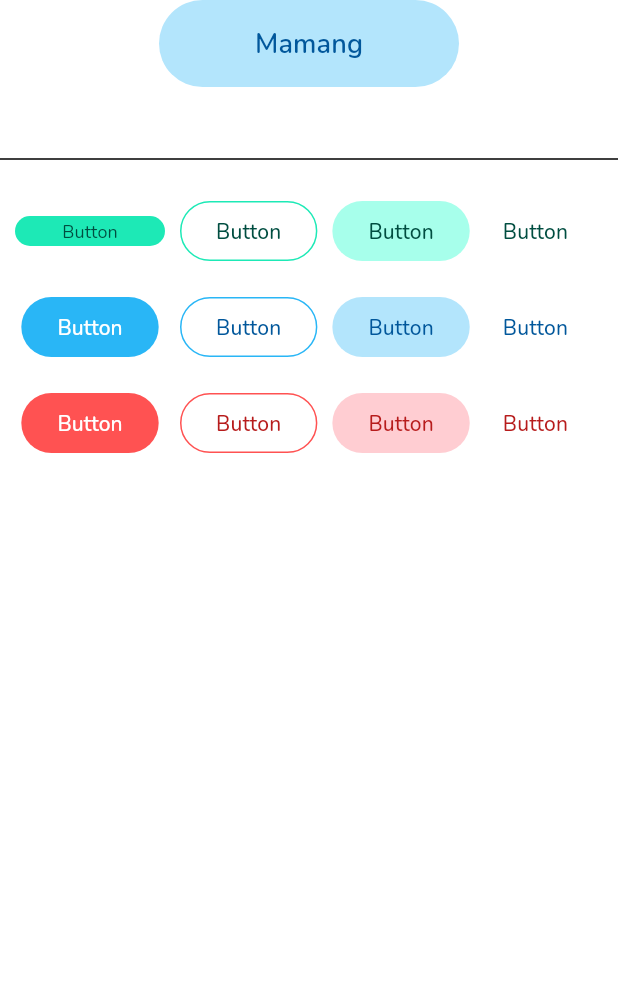
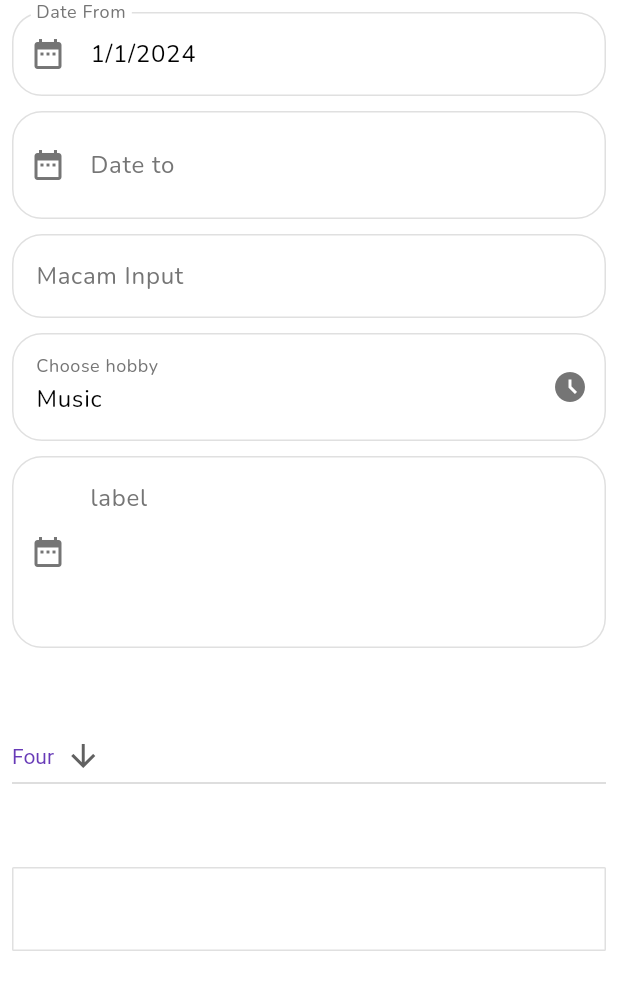
Before and after one commit to ilhammeidi/mamang_app_flutter, a Flutter app: the screen it shows after launch, on a phone screen of 412 x 824 dp. Shown: the top 990 px of the screen. Run offline on Flutter 3.47's test engine with Material 3 defaults, Android fonts, the phone set to English and light mode, and no system bars.

Commit message:
add forms part1

```diff
--- a/lib/main.dart
+++ b/lib/main.dart
@@ -1,5 +1,7 @@
 import 'package:flutter/material.dart';
+import 'package:mamang_app_flutter/pages/sample_bottom_picker.dart';
 import 'package:mamang_app_flutter/pages/sample_button.dart';
+import 'package:mamang_app_flutter/pages/sample_forms.dart';
 import 'package:mamang_app_flutter/pages/sample_shadow.dart';
 import 'package:mamang_app_flutter/ui/theme_palette.dart';
 
@@ -15,20 +17,13 @@ class MainApp extends StatelessWidget {
     return MaterialApp(
       title: "Mamang App",
       debugShowCheckedModeBanner: false,
-      themeMode: ThemeMode.system,
+      themeMode: ThemeMode.light,
       theme: ThemeData(
         fontFamily: 'Nunito',
         primaryColor: ThemePalette.primaryMain,
         primaryColorDark: ThemePalette.primaryDark,
         primaryColorLight: ThemePalette.primaryLight,
         brightness: Brightness.light,
-        elevatedButtonTheme: ElevatedButtonThemeData(
-          style: ElevatedButton.styleFrom(
-            shape: RoundedRectangleBorder(
-              borderRadius: BorderRadius.circular(20)
-            )
-          )
-        ),
         inputDecorationTheme: InputDecorationTheme(
           border: OutlineInputBorder(borderRadius: BorderRadius.circular(20))
         ),
@@ -56,6 +51,10 @@ class MainApp extends StatelessWidget {
         ),
       ),
       darkTheme: ThemeData(
+        fontFamily: 'Nunito',
+        primaryColor: ThemePalette.primaryMain,
+        primaryColorDark: ThemePalette.primaryDark,
+        primaryColorLight: ThemePalette.primaryLight,
         brightness: Brightness.dark,
         colorScheme: ColorScheme.dark(
           primary: ThemePalette.primaryMain,
@@ -81,7 +80,7 @@ class MainApp extends StatelessWidget {
         )
       ),
       home: const Scaffold(
-        body: SampleButton()
+        body: SafeArea(child: SampleForm())
       ),
     );
   }
--- /dev/null
+++ b/lib/models/list_item.dart
@@ -0,0 +1,11 @@
+class ListItem {
+  final String value;
+  final String label;
+  final String? text;
+
+  ListItem({
+    required this.value,
+    required this.label,
+    this.text,
+  });
+}
--- a/lib/pages/sample_button.dart
+++ b/lib/pages/sample_button.dart
@@ -25,6 +25,12 @@ class _SampleButtonState extends State<SampleButton> {
           style: ThemeButton.btnBig.merge(ThemeButton.tonalSecondary),
           child: const Text('Mamang', style: ThemeText.subtitle
         )),
+        const SizedBox(height: 40),
+        FilledButton(
+          onPressed: () {},
+          style: ThemeButton.tertiary.merge(ThemeButton.btnSmall),
+          child: const Text('Button Mamang App', style: ThemeText.caption),
+        ),
         const SizedBox(height: 40),
         const Divider(),
         Row(
--- /dev/null
+++ b/lib/pages/sample_forms.dart
@@ -0,0 +1,192 @@
+import 'package:flutter/material.dart';
+import 'package:mamang_app_flutter/utils/picker.dart';
+import 'package:mamang_app_flutter/models/list_item.dart';
+import 'package:mamang_app_flutter/widgets/input/app_textfield.dart';
+import 'package:mamang_app_flutter/ui/theme_spacing.dart';
+
+final List<String> list = <String>['One', 'Two', 'Three', 'Four'];
+
+class SampleForm extends StatefulWidget {
+  const SampleForm({super.key});
+
+  @override
+  State<SampleForm> createState() => _SampleFormState();
+}
+
+class _SampleFormState extends State<SampleForm> {
+  final TextEditingController _dateFromRef = TextEditingController(text: '1/1/2024');
+  final TextEditingController _dateToRef = TextEditingController();
+
+  String? hobby;
+  final TextEditingController _chooseRef = TextEditingController(text: 'Music');
+
+  List<ListItem> hobbyOptions = [
+    ListItem(
+      value: 'M',
+      label: 'Music',
+      text: 'Music description',
+    ),
+    ListItem(
+      value: 'F',
+      label: 'Film',
+      text: 'Film description',
+    ),
+    ListItem(
+      value: 'O',
+      label: 'Other',
+      text: 'Other description',
+    ),
+  ];
+
+  void openPicker(BuildContext context) {
+    openRadioPicker(
+      context: context,
+      options: hobbyOptions,
+      title: 'Choose Hobby',
+      onSelected: (value) {
+        setState(() => hobby = value);
+        String result = hobbyOptions.firstWhere((e) => e.value == value).label;
+        _chooseRef.text = result;
+      },
+      initialValue: hobby,
+    );
+  }
+
+  Future<void> _selectDate() async {
+    DateTime? picked = await showDatePicker(
+      context: context,
+      initialDate: DateTime.now(),
+      firstDate: DateTime(2021),
+      lastDate: DateTime(2025),
+    );
+
+    if (picked != null) {
+      setState(() {
+        _dateFromRef.text = picked.toString().split(" ")[0];
+      });
+    }
+  }
+
+  Future _selectDate2(TextEditingController targetRef) async {
+    DateTime? picked = await showDatePicker(
+      context: context,
+      initialDate: DateTime.now(),
+      firstDate: DateTime(2021),
+      lastDate: DateTime(2025),
+    );
+
+    if (picked != null) {
+      setState(() {
+        targetRef.text = picked.toString().split(" ")[0];
+      });
+    }
+  }
+
+  String dropdownValue = list.last;
+
+  @override
+  Widget build(BuildContext context) {
+
+    return Padding(
+      padding: const EdgeInsets.all(8.0),
+      child: Expanded(
+        child: ListView(
+          scrollDirection: Axis.vertical,
+          children: [
+            TextField(
+              controller: _dateFromRef,
+              readOnly: true,
+              decoration: const InputDecoration(
+                labelText: 'Date From',
+                prefixIcon: Icon(Icons.date_range)
+              ),
+              onTap: () {
+                _selectDate2(_dateFromRef);
+              },
+            ),
+            const SizedBox(height: 10),
+            AppTextField(
+              controller: _dateToRef,
+              readOnly: true,
+              prefixIcon: Icons.date_range,
+              label: 'Date to',
+              onChanged: (_) {},
+              onTap: () {
+                _selectDate2(_dateToRef);
+              },
+            ),
+            const SizedBox(height: 10),
+            const TextField(
+              decoration: InputDecoration(
+                labelText: 'Macam Input',
+              ),
+              obscureText: true,
+              enableSuggestions: false,
+              autocorrect: false,
+            ),
+            const SizedBox(height: 10),
+            AppTextField(
+              controller: _chooseRef,
+              label: 'Choose hobby',
+              onChanged: (_) {},
+              onTap: () {
+                openPicker(context);
+              },
+              suffixIcon: Icons.access_time_filled_outlined,
+            ),
+            const SizedBox(height: 10),
+            const TextField(
+              decoration: InputDecoration(
+                alignLabelWithHint: true,
+                labelText: 'label',
+                prefixIcon: Icon(Icons.date_range),
+              ),
+              maxLines: 4,
+            ),
+            const VSpaceBig(),
+            SizedBox(
+              height: 50,
+              width: 200,
+              child: DropdownButton<String>(
+                value: dropdownValue,
+                icon: const Icon(Icons.arrow_downward),
+                elevation: 2,
+                style: const TextStyle(color: Colors.deepPurple),
+                onChanged: (value) {
+                  setState(() {
+                    dropdownValue = value!;
+                  });
+                },
+                items: list.map<DropdownMenuItem<String>>((String value) {
+                  return DropdownMenuItem<String>(
+                    value: value,
+                    child: Text(value),
+                  );
+                }).toList(),
+              ),
+            ),
+            const VSpaceBig(),
+            CustomTextField(
+              style: const TextStyle(fontSize: 16.0),
+            ),
+            const VSpaceBig(),
+          ]
+        ),
+      ),
+    );
+  }
+}
+
+class CustomTextField extends TextField {
+  CustomTextField({
+    super.key,
+    super.controller,
+    super.style,
+  }) : super(
+    decoration: InputDecoration(
+      border: OutlineInputBorder(
+        borderRadius: BorderRadius.circular(1.0),
+      ),
+    ),
+  );
+}
--- a/lib/ui/theme_button.dart
+++ b/lib/ui/theme_button.dart
@@ -11,7 +11,7 @@ class ThemeButton {
   // Filled Button
   static ButtonStyle primary = FilledButton.styleFrom(
     backgroundColor: ThemePalette.primaryMain,
-    foregroundColor: ThemePalette.primaryDark,
+    foregroundColor: Colors.white,
     shape: RoundedRectangleBorder(
       borderRadius: buttonRadius,
     ),
@@ -122,6 +122,7 @@ class ThemeButton {
     ),
   );
   static ButtonStyle btnSmall = TextButton.styleFrom(
-    minimumSize: const Size(100, 20),
+    minimumSize: const Size(75, 20),
+    padding: const EdgeInsets.symmetric(horizontal: 8, vertical: 12),
   );
 }
--- a/lib/ui/theme_palette.dart
+++ b/lib/ui/theme_palette.dart
@@ -3,7 +3,7 @@ import 'package:flutter/material.dart';
 
 class ThemePalette {
   // Primary
-  static Color primaryMain = Colors.tealAccent.shade400;
+  static Color primaryMain = Colors.tealAccent.shade700;
   static Color primaryLight = Colors.tealAccent.shade100;
   static Color primaryDark = Colors.teal.shade900;
 
--- /dev/null
+++ b/lib/widgets/input/app_textfield.dart
@@ -0,0 +1,85 @@
+import 'package:flutter/material.dart';
+import 'package:mamang_app_flutter/ui/theme_palette.dart';
+import 'package:mamang_app_flutter/ui/theme_spacing.dart';
+
+class AppTextField extends StatefulWidget {
+  const AppTextField({
+    super.key,
+    required this.label,
+    required this.onChanged,
+    this.hint,
+    this.readOnly = false,
+    this.controller,
+    this.prefixIcon,
+    this.suffixIcon,
+    this.onTap,
+  });
+
+  final String label;
+  final String? hint;
+  final bool readOnly;
+  final TextEditingController? controller;
+  final IconData? prefixIcon;
+  final IconData? suffixIcon;
+  final void Function()? onTap;
+  final void Function(String) onChanged;
+
+  @override
+  State<AppTextField> createState() => _AppTextFieldState();
+}
+
+class _AppTextFieldState extends State<AppTextField> {
+  final focusNode = FocusNode();
+  bool boxFocus = false;
+
+  @override
+  void initState(){
+    focusNode.addListener(() {
+      if (focusNode.hasFocus) {
+        setState(() {
+          boxFocus = true;
+        });
+      } else {
+        setState(() {
+          boxFocus = false;
+        });
+      }
+    });
+    super.initState();
+  }
+
+  @override
+  Widget build(BuildContext context) {
+    return DecoratedBox(
+      decoration: BoxDecoration(
+        borderRadius: BorderRadius.circular(20),
+        border: Border.all(
+          width: 1,
+          color: boxFocus ? ThemePalette.primaryMain : Theme.of(context).colorScheme.outline
+        )
+      ),
+      child: Padding(
+        padding: EdgeInsets.only(
+          top: spacingUnit(1),
+          bottom: spacingUnit(1),
+          left: widget.prefixIcon != null ? 0 : spacingUnit(2),
+          right: widget.suffixIcon != null ? 0 : spacingUnit(2)
+        ),
+        child: TextField(
+          controller: widget.controller,
+          focusNode: focusNode,
+          readOnly: widget.readOnly,
+          decoration: InputDecoration(
+            border: InputBorder.none,
+            labelText: widget.label,
+            hintText: widget.hint ?? widget.hint,
+            prefixIcon: widget.prefixIcon != null ? Icon(widget.prefixIcon) : null,
+            suffixIcon: widget.suffixIcon != null ? Icon(widget.suffixIcon) : null
+          ),
+          onTap: widget.onTap,
+          onChanged: (String value) => widget.onChanged(value),
+        ),
+      ),
+    );
+  }
+}
```
Also changed, not shown: lib/pages/sample_bottom_picker.dart (added, +88 -0 lines), lib/utils/picker.dart (added, +25 -0 lines), lib/widgets/input/app_bottom_picker.dart (added, +108 -0 lines).
